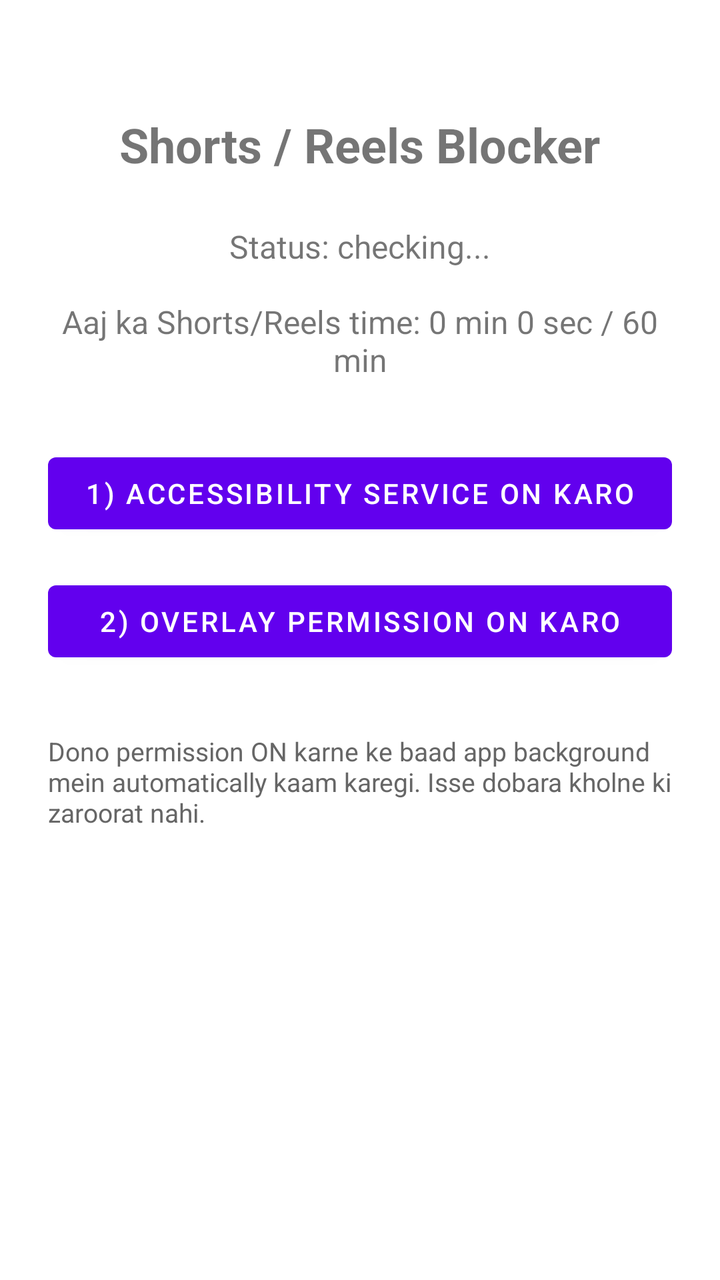
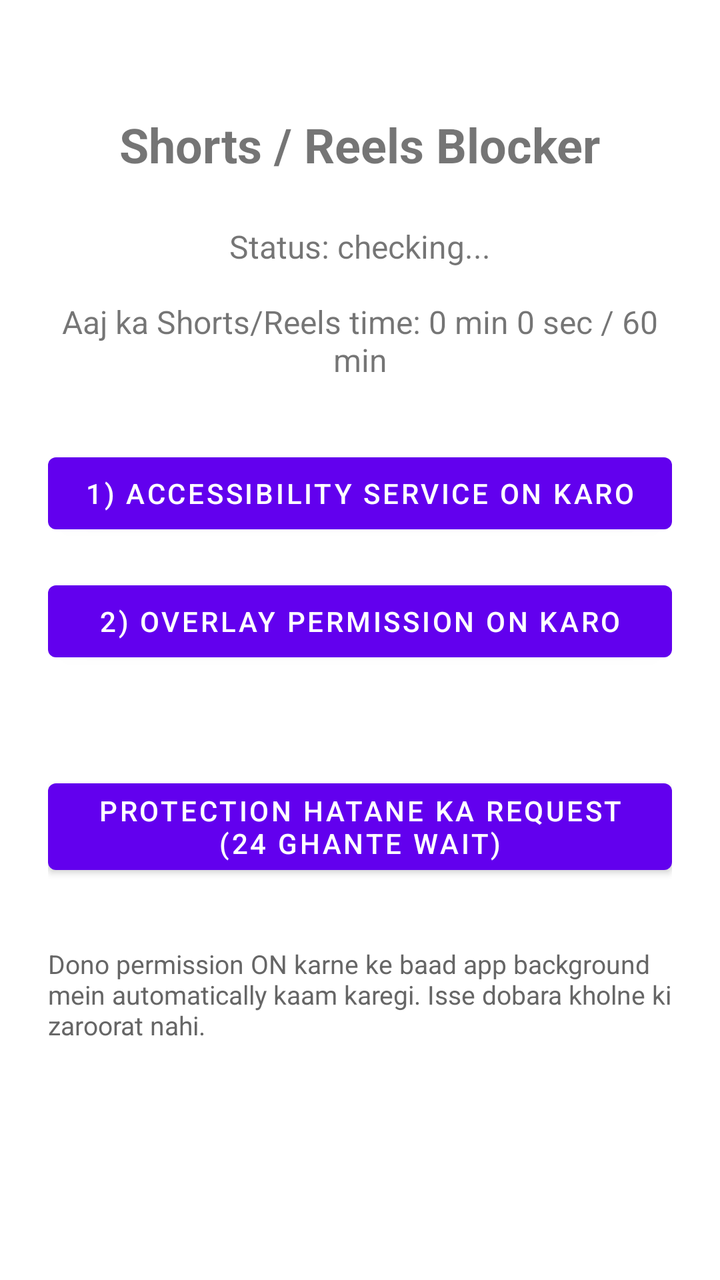

Before-and-after screenshots of an Android layout around one commit, followed by the original layout XML and the change that was made.
<!-- AndroidManifest.xml: application theme Theme.ShortsBlocker -->
<!-- res/layout/activity_main.xml -->
<?xml version="1.0" encoding="utf-8"?>
<LinearLayout xmlns:android="http://schemas.android.com/apk/res/android"
    android:layout_width="match_parent"
    android:layout_height="match_parent"
    android:orientation="vertical"
    android:padding="24dp"
    android:gravity="center_horizontal">

    <TextView
        android:layout_width="wrap_content"
        android:layout_height="wrap_content"
        android:layout_marginTop="32dp"
        android:text="Shorts / Reels Blocker"
        android:textSize="24sp"
        android:textStyle="bold" />

    <TextView
        android:id="@+id/statusText"
        android:layout_width="match_parent"
        android:layout_height="wrap_content"
        android:layout_marginTop="24dp"
        android:gravity="center"
        android:textSize="16sp"
        android:text="Status: checking..." />

    <TextView
        android:id="@+id/usageText"
        android:layout_width="match_parent"
        android:layout_height="wrap_content"
        android:layout_marginTop="16dp"
        android:gravity="center"
        android:textSize="16sp"
        android:text="Aaj ka Shorts/Reels time: 0 min 0 sec / 60 min" />

    <Button
        android:id="@+id/btnEnableAccessibility"
        android:layout_width="match_parent"
        android:layout_height="wrap_content"
        android:layout_marginTop="32dp"
        android:text="1) Accessibility Service ON karo" />

    <Button
        android:id="@+id/btnEnableOverlay"
        android:layout_width="match_parent"
        android:layout_height="wrap_content"
        android:layout_marginTop="16dp"
        android:text="2) Overlay Permission ON karo" />

    <TextView
        android:layout_width="match_parent"
        android:layout_height="wrap_content"
        android:layout_marginTop="32dp"
        android:textSize="13sp"
        android:textColor="#666666"
        android:text="Dono permission ON karne ke baad app background mein automatically kaam karegi. Isse dobara kholne ki zaroorat nahi." />

</LinearLayout>
<!-- resources referenced by this layout -->
<resources>
  <style name="Theme.ShortsBlocker" parent="Theme.MaterialComponents.DayNight.NoActionBar">
          <item name="colorPrimary">@color/purple_500</item>
          <item name="android:statusBarColor">@color/purple_500</item>
      </style>
  <color name="purple_500">#6200EE</color>
</resources>

<!-- the commit's change to res/layout/activity_main.xml (unified diff, before → after) -->
@@ -47,6 +47,21 @@
         android:text="2) Overlay Permission ON karo" />
 
     <TextView
+        android:id="@+id/lockText"
+        android:layout_width="match_parent"
+        android:layout_height="wrap_content"
+        android:layout_marginTop="24dp"
+        android:gravity="center"
+        android:textSize="14sp" />
+
+    <Button
+        android:id="@+id/btnUnlock"
+        android:layout_width="match_parent"
+        android:layout_height="wrap_content"
+        android:layout_marginTop="8dp"
+        android:text="Protection hatane ka request (24 ghante wait)" />
+
+    <TextView
         android:layout_width="match_parent"
         android:layout_height="wrap_content"
         android:layout_marginTop="32dp"
